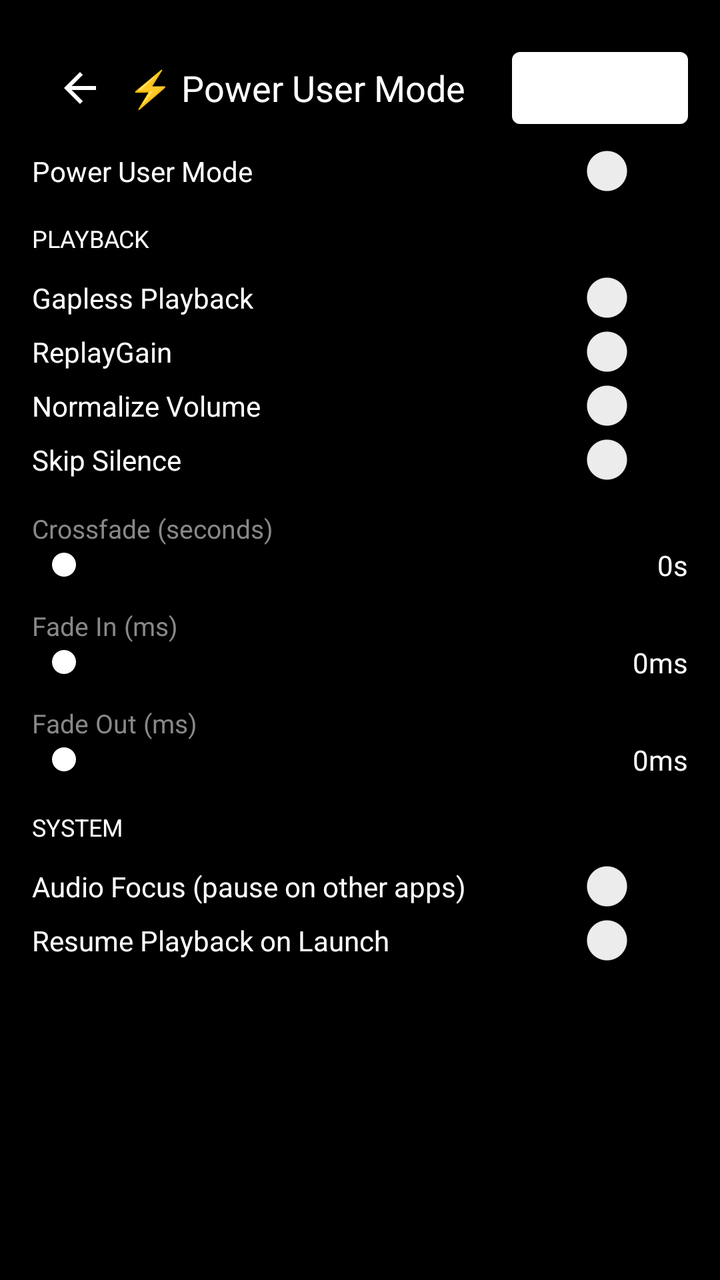
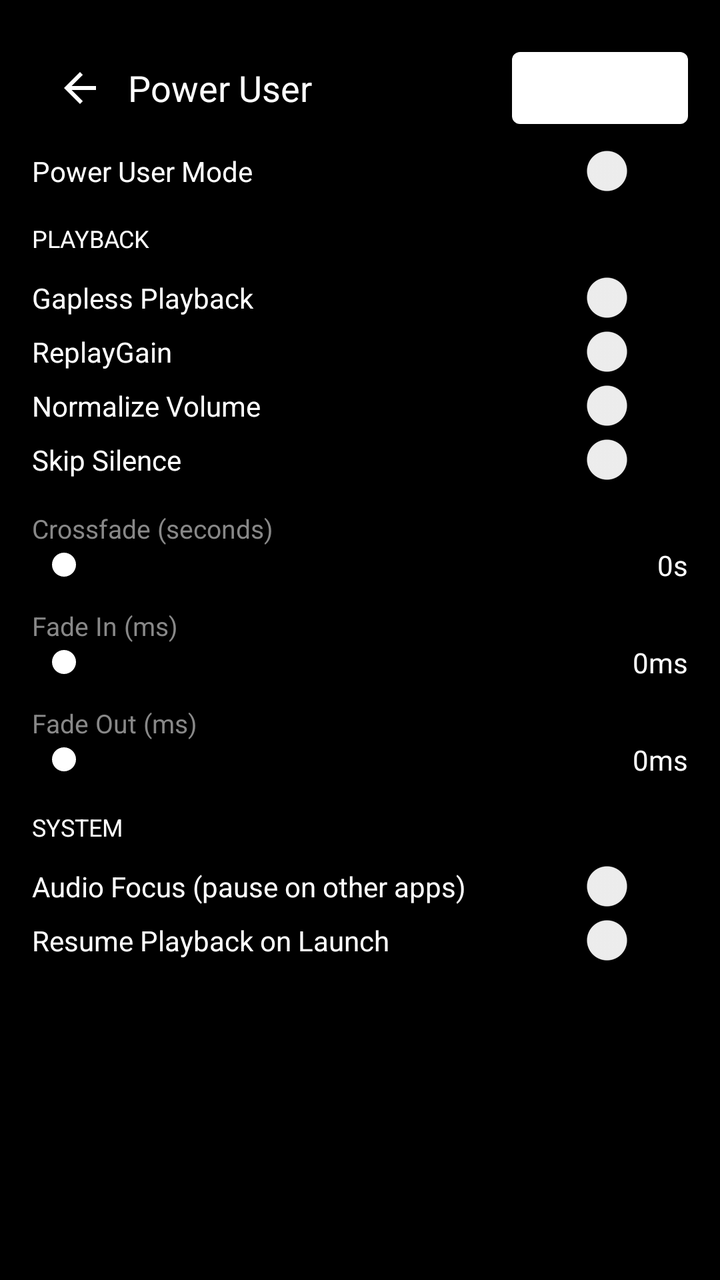

An Android layout rendered at two revisions. The XML below is the earlier revision; the diff shows what the commit changed to produce the second picture.
<!-- AndroidManifest.xml: application theme AppTheme -->
<!-- res/layout/activity_power_user.xml -->
<?xml version="1.0" encoding="utf-8"?>
<ScrollView xmlns:android="http://schemas.android.com/apk/res/android"
    android:layout_width="match_parent"
    android:layout_height="match_parent"
    android:background="@color/bg">

    <LinearLayout android:layout_width="match_parent" android:layout_height="wrap_content"
        android:orientation="vertical" android:padding="16dp">

        <LinearLayout android:layout_width="match_parent" android:layout_height="56dp"
            android:orientation="horizontal" android:gravity="center_vertical">
            <ImageButton android:id="@+id/btnBack"
                android:layout_width="48dp" android:layout_height="48dp"
                android:src="@drawable/ic_back" android:background="?attr/selectableItemBackgroundBorderless"/>
            <TextView android:layout_width="0dp" android:layout_height="wrap_content" android:layout_weight="1"
                android:text="⚡ Power User Mode" android:textColor="@color/text_primary" android:textSize="18sp"/>
            <Button android:id="@+id/btnSavePower"
                android:layout_width="wrap_content" android:layout_height="wrap_content" android:text="Save"/>
        </LinearLayout>

        <Switch android:id="@+id/swPowerUser"
            android:layout_width="match_parent" android:layout_height="wrap_content"
            android:text="Power User Mode" android:textColor="@color/text_primary" android:layout_marginBottom="12dp"/>

        <TextView android:layout_width="match_parent" android:layout_height="wrap_content"
            android:text="PLAYBACK" android:textColor="@color/accent" android:textSize="12sp"
            android:layout_marginBottom="8dp"/>

        <Switch android:id="@+id/swGapless"
            android:layout_width="match_parent" android:layout_height="wrap_content"
            android:text="Gapless Playback" android:textColor="@color/text_primary"/>
        <Switch android:id="@+id/swReplayGain"
            android:layout_width="match_parent" android:layout_height="wrap_content"
            android:text="ReplayGain" android:textColor="@color/text_primary"/>
        <Switch android:id="@+id/swNormalize"
            android:layout_width="match_parent" android:layout_height="wrap_content"
            android:text="Normalize Volume" android:textColor="@color/text_primary"/>
        <Switch android:id="@+id/swSkipSilence"
            android:layout_width="match_parent" android:layout_height="wrap_content"
            android:text="Skip Silence" android:textColor="@color/text_primary"/>

        <TextView android:layout_width="match_parent" android:layout_height="wrap_content"
            android:text="Crossfade (seconds)" android:textColor="@color/text_dim"
            android:textSize="13sp" android:layout_marginTop="12dp"/>
        <LinearLayout android:layout_width="match_parent" android:layout_height="wrap_content"
            android:orientation="horizontal" android:gravity="center_vertical">
            <SeekBar android:id="@+id/seekCrossfade"
                android:layout_width="0dp" android:layout_height="wrap_content" android:layout_weight="1"/>
            <TextView android:id="@+id/tvCrossfadeVal"
                android:layout_width="48dp" android:layout_height="wrap_content"
                android:text="0s" android:textColor="@color/text_primary" android:gravity="end"/>
        </LinearLayout>

        <TextView android:layout_width="match_parent" android:layout_height="wrap_content"
            android:text="Fade In (ms)" android:textColor="@color/text_dim"
            android:textSize="13sp" android:layout_marginTop="12dp"/>
        <LinearLayout android:layout_width="match_parent" android:layout_height="wrap_content"
            android:orientation="horizontal" android:gravity="center_vertical">
            <SeekBar android:id="@+id/seekFadeIn"
                android:layout_width="0dp" android:layout_height="wrap_content" android:layout_weight="1"/>
            <TextView android:id="@+id/tvFadeInVal"
                android:layout_width="56dp" android:layout_height="wrap_content"
                android:text="0ms" android:textColor="@color/text_primary" android:gravity="end"/>
        </LinearLayout>

        <TextView android:layout_width="match_parent" android:layout_height="wrap_content"
            android:text="Fade Out (ms)" android:textColor="@color/text_dim"
            android:textSize="13sp" android:layout_marginTop="12dp"/>
        <LinearLayout android:layout_width="match_parent" android:layout_height="wrap_content"
            android:orientation="horizontal" android:gravity="center_vertical">
            <SeekBar android:id="@+id/seekFadeOut"
                android:layout_width="0dp" android:layout_height="wrap_content" android:layout_weight="1"/>
            <TextView android:id="@+id/tvFadeOutVal"
                android:layout_width="56dp" android:layout_height="wrap_content"
                android:text="0ms" android:textColor="@color/text_primary" android:gravity="end"/>
        </LinearLayout>

        <TextView android:layout_width="match_parent" android:layout_height="wrap_content"
            android:text="SYSTEM" android:textColor="@color/accent" android:textSize="12sp"
            android:layout_marginTop="16dp" android:layout_marginBottom="8dp"/>

        <Switch android:id="@+id/swAudioFocus"
            android:layout_width="match_parent" android:layout_height="wrap_content"
            android:text="Audio Focus (pause on other apps)" android:textColor="@color/text_primary"/>
        <Switch android:id="@+id/swResume"
            android:layout_width="match_parent" android:layout_height="wrap_content"
            android:text="Resume Playback on Launch" android:textColor="@color/text_primary"/>

    </LinearLayout>
</ScrollView>
<!-- resources referenced by this layout -->
<resources>
  <color name="accent">#FFFFFFFF</color>
  <color name="bg">#FF000000</color>
  <color name="text_dim">#FF888888</color>
  <color name="text_primary">#FFFFFFFF</color>
  <!-- drawable ic_back (drawable) -->
  <vector xmlns:android="http://schemas.android.com/apk/res/android"
      android:width="24dp" android:height="24dp"
      android:viewportWidth="24" android:viewportHeight="24">
      <path android:fillColor="@android:color/white"
          android:pathData="M20,11H7.83l5.59-5.59L12,4l-8,8 8,8 1.41-1.41L7.83,13H20v-2z"/>
  </vector>
  <style name="AppTheme" parent="Theme.MaterialComponents.DayNight.NoActionBar">
          <item name="colorPrimary">@color/accent</item>
          <item name="colorPrimaryDark">@color/bg</item>
          <item name="colorAccent">@color/accent</item>
          <item name="android:windowBackground">@color/bg</item>
          <item name="android:statusBarColor">@color/bg</item>
          <item name="android:navigationBarColor">@color/surface</item>
      </style>
  <color name="surface">#FF0E0E0E</color>
</resources>

<!-- the commit's change to res/layout/activity_power_user.xml (unified diff, before → after) -->
@@ -13,7 +13,7 @@
                 android:layout_width="48dp" android:layout_height="48dp"
                 android:src="@drawable/ic_back" android:background="?attr/selectableItemBackgroundBorderless"/>
             <TextView android:layout_width="0dp" android:layout_height="wrap_content" android:layout_weight="1"
-                android:text="⚡ Power User Mode" android:textColor="@color/text_primary" android:textSize="18sp"/>
+                android:text="Power User" android:textColor="@color/text_primary" android:textSize="18sp"/>
             <Button android:id="@+id/btnSavePower"
                 android:layout_width="wrap_content" android:layout_height="wrap_content" android:text="Save"/>
         </LinearLayout>
